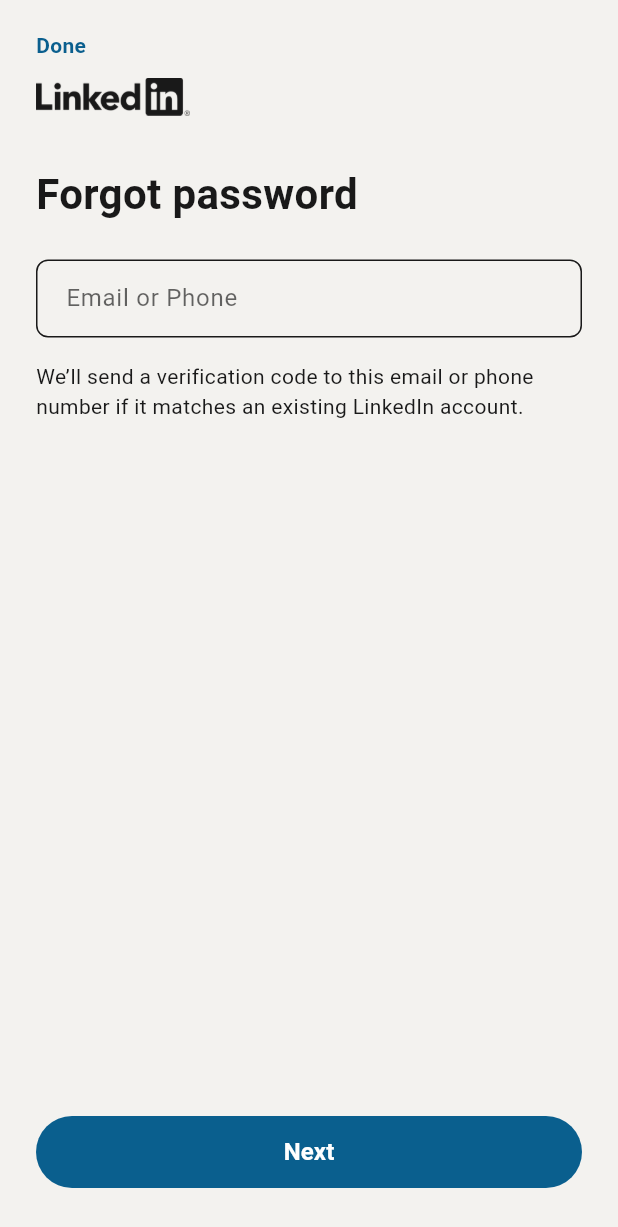
After one commit to TawasolApp/Cross-Platform, a Flutter app: the ForgotPasswordPage screen opened by its route, on a phone screen of 412 x 824 dp. The commit adds this screen. Shown: the top 1227 px of the screen. Run offline on Flutter 3.47's test engine with Material 3 defaults, Android fonts, the phone set to English and light mode, and no system bars; our stand-ins replace fpdart, go_router, shared_preferences, webview_flutter; missing offline and left inert: webview_flutter_android; accounts and stored records are empty; Roboto replaces fonts that are missing (SourceSans).

Commit message:
Feat/Forgot Password and Email Verification

```diff
--- a/linkedin_clone/lib/core/Navigation/app_router.dart
+++ b/linkedin_clone/lib/core/Navigation/app_router.dart
@@ -4,6 +4,8 @@ import 'package:go_router/go_router.dart';
 import 'package:linkedin_clone/core/Navigation/route_names.dart';
 import 'package:linkedin_clone/features/authentication/Presentation/Pages/add_email_password_page.dart';
 import 'package:linkedin_clone/features/authentication/Presentation/Pages/add_name_page.dart';
+import 'package:linkedin_clone/features/authentication/Presentation/Pages/check_your_email_page.dart';
+import 'package:linkedin_clone/features/authentication/Presentation/Pages/forgot_password_page.dart';
 import 'package:linkedin_clone/features/authentication/Presentation/Pages/home_page.dart';
 import 'package:linkedin_clone/features/authentication/Presentation/Pages/login_page.dart';
 import 'package:linkedin_clone/features/authentication/Presentation/Pages/email_verification_page.dart.dart';
@@ -29,6 +31,8 @@ class AppRouter {
       GoRoute(path: RouteNames.addName, builder: (context, state) => AddNamePage()),
       GoRoute(path: RouteNames.addEmail, builder: (context, state) => AddEmailPasswordPage()),
       GoRoute(path: RouteNames.verifyEmail, builder: (context, state) => EmailVerificationPage()),
+      GoRoute(path: RouteNames.forgotPassword, builder: (context, state) => ForgotPasswordPage()),
+      GoRoute(path: RouteNames.checkemail, builder: (context, state) => ForgotPasswordCheckEmailPage()),
       // GoRoute(
       //   path: RouteNames.register,
       //   builder: (context, state) => RegisterPage(),
--- a/linkedin_clone/lib/core/Navigation/route_names.dart
+++ b/linkedin_clone/lib/core/Navigation/route_names.dart
@@ -1,3 +1,5 @@
+import 'package:flutter/material.dart';
+
 class RouteNames {
   static const String onboarding = "/onboarding";
   static const String login = "/login";
@@ -10,4 +12,6 @@ class RouteNames {
   static const String addPassword = "/add_password";
   static const String addLocation = "/add_location";
   static const String verifyEmail = "/verify_email";
+  static const String forgotPassword = "/forgot_password";
+  static const String checkemail = "/check_email";
 }
--- a/linkedin_clone/lib/features/authentication/Data/Data_Sources/mock_auth_remote_data_source.dart
+++ b/linkedin_clone/lib/features/authentication/Data/Data_Sources/mock_auth_remote_data_source.dart
@@ -22,7 +22,8 @@ class MockAuthRemoteDataSource {
     await Future.delayed(Duration(seconds: 1)); // Simulate delay
 
     // You can add fake registration logic here
-    if (email == "newuser@example.com" && password == "password123" && recaptchaToken == "valid_recaptcha_token") {
+    if (email == "newuser@example.com" && password == "password123" && recaptchaToken == "mock-captcha-token") {
+      print("User registered successfully");
       return UserModel(
       id: '2',
       name: 'New Mock User',
--- /dev/null
+++ b/linkedin_clone/lib/features/authentication/Presentation/Pages/forgot_password_page.dart
@@ -0,0 +1,97 @@
+import 'package:flutter/material.dart';
+import 'package:go_router/go_router.dart';
+import 'package:linkedin_clone/core/Navigation/route_names.dart';
+import 'package:linkedin_clone/core/themes/text_styles.dart';
+import 'package:linkedin_clone/features/authentication/Presentation/Provider/register_provider.dart';
+import 'package:linkedin_clone/features/authentication/Presentation/Widgets/text_field.dart';
+import 'package:linkedin_clone/features/authentication/Presentation/Widgets/primary_button.dart';
+import 'package:provider/provider.dart';
+
+class ForgotPasswordPage extends StatelessWidget {
+  const ForgotPasswordPage({super.key});
+
+  @override
+  Widget build(BuildContext context) {
+    final theme = Theme.of(context);
+    final isDark = theme.brightness == Brightness.dark;
+    final textColor = theme.textTheme.bodyMedium?.color;
+    final registerProvider = Provider.of<RegisterProvider>(context, listen: false);
+    final email = registerProvider.email;
+
+    return Scaffold(
+      resizeToAvoidBottomInset: false,
+      body: SafeArea(
+        child: Padding(
+          padding: const EdgeInsets.symmetric(horizontal: 24, vertical: 20),
+          child: Column(
+            crossAxisAlignment: CrossAxisAlignment.start,
+            children: [
+              // "Done" button (optional - back)
+              Align(
+                alignment: Alignment.centerLeft,
+                child: GestureDetector(
+                  onTap: () => Navigator.pop(context),
+                  child: Text(
+                    "Done",
+                    style: theme.textTheme.bodyMedium?.copyWith(
+                      color: theme.colorScheme.primary,
+                      fontWeight: FontWeight.w600,
+                    ),
+                  ),
+                ),
+              ),
+              const SizedBox(height: 12),
+
+              // LinkedIn Logo
+              Image.asset(
+                'assets/images/linkedin_logo.png',
+                height: 25,
+                color: isDark ? const Color(0xFFE5E5E5) : textColor,
+              ),
+              const SizedBox(height: 32),
+
+              // Title
+              Text(
+                "Forgot password",
+                style: linkedinTextTheme.displayLarge?.copyWith(
+                  fontSize: 28,
+                  color: isDark ? const Color(0xFFE5E5E5) : const Color(0xFF191919),
+                ),
+              ),
+              const SizedBox(height: 24),
+
+              // Email / Phone field
+              CustomTextField(
+                hintText: "Email or Phone",
+                isPassword: false,
+                keyboardType: TextInputType.emailAddress,
+                onChanged: (value) {
+                  // Handle change
+                  registerProvider.setEmail(value);
+                },
+              ),
+              const SizedBox(height: 16),
+
+              // Description
+              Text(
+                "We’ll send a verification code to this email or phone number if it matches an existing LinkedIn account.",
+                style: theme.textTheme.bodyMedium?.copyWith(fontSize: 14),
+              ),
+              const Spacer(),
+
+              // Submit Button
+              PrimaryButton(
+                text: "Next",
+                onPressed: () {
+                  // Handle forgot password logic
+                  context.go(RouteNames.checkemail);
+                },
+              ),
+              const SizedBox(height: 12),
+            ],
+          ),
+        ),
+      ),
+    );
+  }
+}
--- a/linkedin_clone/lib/features/authentication/Presentation/Pages/login_page.dart
+++ b/linkedin_clone/lib/features/authentication/Presentation/Pages/login_page.dart
@@ -27,7 +27,6 @@ class _LoginPageState extends State<LoginPage> {
     final textColor = theme.textTheme.bodyMedium?.color;
     final primaryColor = theme.colorScheme.primary;
     final isDarkMode = theme.brightness == Brightness.dark;
-
     return Scaffold(
       backgroundColor: theme.scaffoldBackgroundColor,
       resizeToAvoidBottomInset: false,
@@ -114,6 +113,8 @@ class _LoginPageState extends State<LoginPage> {
                 child: GestureDetector(
                   onTap: () {
                     // Future Forgot Password
+                    context.go(RouteNames.forgotPassword);
+
                   },
                   child: Text(
                     "Forgot password?",
--- a/linkedin_clone/lib/main.dart
+++ b/linkedin_clone/lib/main.dart
@@ -9,13 +9,14 @@ import 'core/themes/app_theme.dart';
 import 'package:linkedin_clone/features/authentication/Domain/UseCases/login_usecase.dart';
 import 'package:linkedin_clone/features/authentication/Data/Repository/auth_repository_impl.dart';
 import 'package:linkedin_clone/features/authentication/Data/Data_Sources/auth_remote_data_source.dart';
-
+import 'package:webview_flutter/webview_flutter.dart';
+import 'package:webview_flutter_android/webview_flutter_android.dart';
 void main() {
   final mockRemote  = MockAuthRemoteDataSource(); // your API call layer
   final authRepository = AuthRepositoryImpl(mockRemote);
   final loginUseCase = LoginUseCase(authRepository);
   final registerUseCase = RegisterUsecase(authRepository);
-
+  WebViewPlatform.instance = AndroidWebViewPlatform();
   runApp(
     MultiProvider(
       providers: [
```
Also changed, not shown: linkedin_clone/lib/features/authentication/Presentation/Pages/add_email_password_page.dart (+4 -17 lines), linkedin_clone/lib/features/authentication/Presentation/Pages/check_your_email_page.dart (added, +84 -0 lines), linkedin_clone/lib/features/authentication/Presentation/Pages/recaptcha_webview.dart (+16 -20 lines), linkedin_clone/lib/features/authentication/Presentation/Widgets/recaptcha_modal.dart (deleted), 3 other files.
